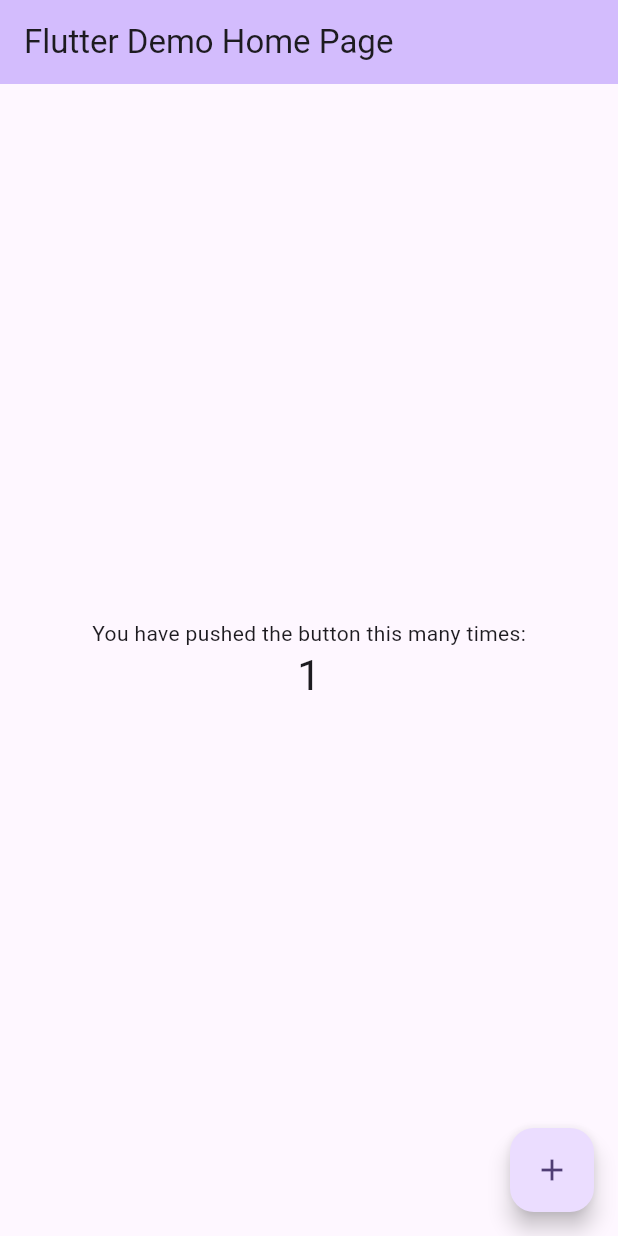
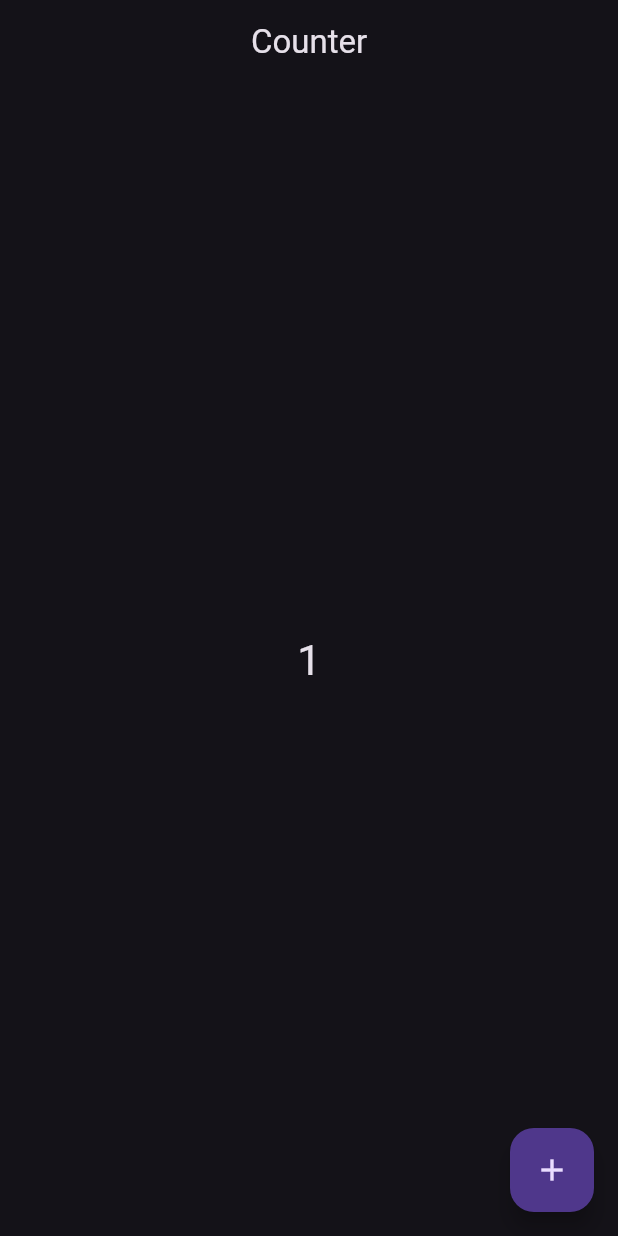
Before and after one commit to hanif4343/My-Story-from-Agent, a Flutter app: the screen it shows after launch, after a tap on the "add" icon, on a phone screen of 412 x 824 dp. Run offline on Flutter 3.47's test engine with Material 3 defaults, Android fonts, the phone set to English and light mode, and no system bars; our stand-ins replace hive, hive_flutter; accounts and stored records are empty.

Commit message:
AI: main.dart - Hive init ও app entry (groq)

```diff
--- a/lib/main.dart
+++ b/lib/main.dart
@@ -1,125 +1,61 @@
+// lib/main.dart
 import 'package:flutter/material.dart';
+import 'package:hive_flutter/hive_flutter.dart';
+import 'features/story/data/models/scene_model.dart';
 
-void main() {
+Future<void> main() async {
+  WidgetsFlutterBinding.ensureInitialized();
+  await Hive.initFlutter();
+  Hive.registerAdapter(SceneModelAdapter());
+  await Hive.openBox<SceneModel>('scenes');
   runApp(const MyApp());
 }
 
 class MyApp extends StatelessWidget {
   const MyApp({super.key});
 
-  // This widget is the root of your application.
   @override
   Widget build(BuildContext context) {
     return MaterialApp(
-      title: 'Flutter Demo',
-      theme: ThemeData(
-        // This is the theme of your application.
-        //
-        // TRY THIS: Try running your application with "flutter run". You'll see
-        // the application has a purple toolbar. Then, without quitting the app,
-        // try changing the seedColor in the colorScheme below to Colors.green
-        // and then invoke "hot reload" (save your changes or press the "hot
-        // reload" button in a Flutter-supported IDE, or press "r" if you used
-        // the command line to start the app).
-        //
-        // Notice that the counter didn't reset back to zero; the application
-        // state is not lost during the reload. To reset the state, use hot
-        // restart instead.
-        //
-        // This works for code too, not just values: Most code changes can be
-        // tested with just a hot reload.
-        colorScheme: ColorScheme.fromSeed(seedColor: Colors.deepPurple),
-        useMaterial3: true,
-      ),
-      home: const MyHomePage(title: 'Flutter Demo Home Page'),
+      title: 'Story App',
+      theme: ThemeData.dark(useMaterial3: true),
+      home: const CounterScreen(),
     );
   }
 }
 
-class MyHomePage extends StatefulWidget {
-  const MyHomePage({super.key, required this.title});
-
-  // This widget is the home page of your application. It is stateful, meaning
-  // that it has a State object (defined below) that contains fields that affect
-  // how it looks.
-
-  // This class is the configuration for the state. It holds the values (in this
-  // case the title) provided by the parent (in this case the App widget) and
-  // used by the build method of the State. Fields in a Widget subclass are
-  // always marked "final".
-
-  final String title;
+class CounterScreen extends StatefulWidget {
+  const CounterScreen({super.key});
 
   @override
-  State<MyHomePage> createState() => _MyHomePageState();
+  State<CounterScreen> createState() => _CounterScreenState();
 }
 
-class _MyHomePageState extends State<MyHomePage> {
+class _CounterScreenState extends State<CounterScreen> {
   int _counter = 0;
 
-  void _incrementCounter() {
-    setState(() {
-      // This call to setState tells the Flutter framework that something has
-      // changed in this State, which causes it to rerun the build method below
-      // so that the display can reflect the updated values. If we changed
-      // _counter without calling setState(), then the build method would not be
-      // called again, and so nothing would appear to happen.
-      _counter++;
-    });
+  void _increment() {
+    setState(() => _counter++);
   }
 
   @override
   Widget build(BuildContext context) {
-    // This method is rerun every time setState is called, for instance as done
-    // by the _incrementCounter method above.
-    //
-    // The Flutter framework has been optimized to make rerunning build methods
-    // fast, so that you can just rebuild anything that needs updating rather
-    // than having to individually change instances of widgets.
     return Scaffold(
       appBar: AppBar(
-        // TRY THIS: Try changing the color here to a specific color (to
-        // Colors.amber, perhaps?) and trigger a hot reload to see the AppBar
-        // change color while the other colors stay the same.
-        backgroundColor: Theme.of(context).colorScheme.inversePrimary,
-        // Here we take the value from the MyHomePage object that was created by
-        // the App.build method, and use it to set our appbar title.
-        title: Text(widget.title),
+        title: const Text('Counter'),
+        centerTitle: true,
       ),
       body: Center(
-        // Center is a layout widget. It takes a single child and positions it
-        // in the middle of the parent.
-        child: Column(
-          // Column is also a layout widget. It takes a list of children and
-          // arranges them vertically. By default, it sizes itself to fit its
-          // children horizontally, and tries to be as tall as its parent.
-          //
-          // Column has various properties to control how it sizes itself and
-          // how it positions its children. Here we use mainAxisAlignment to
-          // center the children vertically; the main axis here is the vertical
-          // axis because Columns are vertical (the cross axis would be
-          // horizontal).
-          //
-          // TRY THIS: Invoke "debug painting" (choose the "Toggle Debug Paint"
-          // action in the IDE, or press "p" in the console), to see the
-          // wireframe for each widget.
-          mainAxisAlignment: MainAxisAlignment.center,
-          children: <Widget>[
-            const Text(
-              'You have pushed the button this many times:',
-            ),
-            Text(
-              '$_counter',
-              style: Theme.of(context).textTheme.headlineMedium,
-            ),
-          ],
+        child: Text(
+          '$_counter',
+          style: Theme.of(context).textTheme.headlineMedium,
         ),
       ),
       floatingActionButton: FloatingActionButton(
-        onPressed: _incrementCounter,
+        onPressed: _increment,
         tooltip: 'Increment',
         child: const Icon(Icons.add),
-      ), // This trailing comma makes auto-formatting nicer for build methods.
+      ),
     );
   }
 }
```
